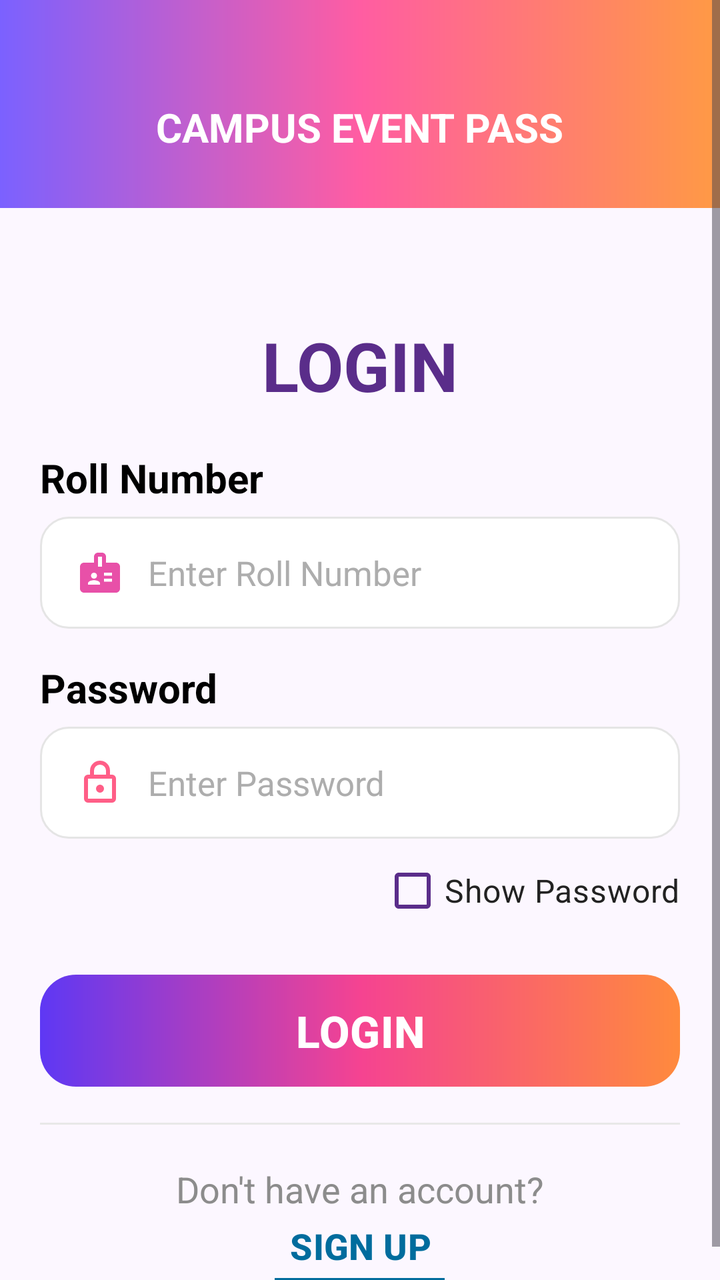
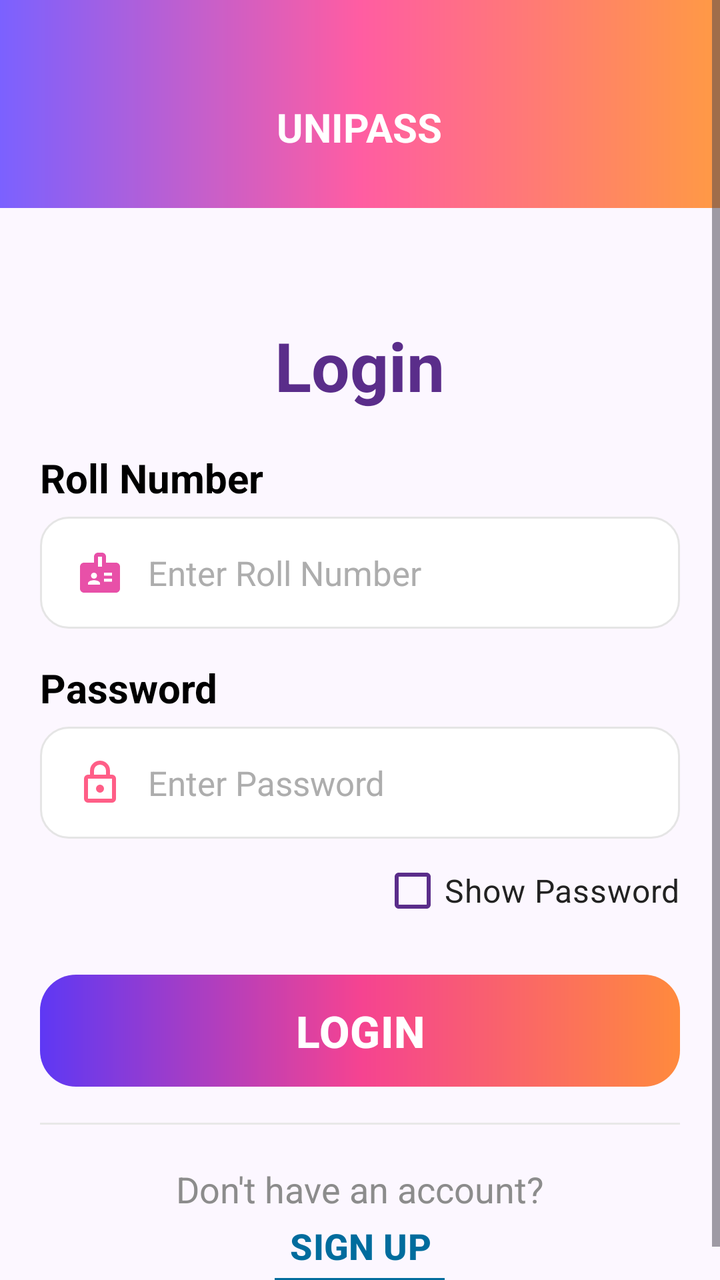

Compare the two renders of this Android layout. The source of the first and the diff that turns it into the second are given below.
<!-- AndroidManifest.xml: application theme Theme.CampusEventPassSystem -->
<!-- res/layout/activity_student_login.xml -->
<?xml version="1.0" encoding="utf-8"?>
<ScrollView xmlns:android="http://schemas.android.com/apk/res/android"
    xmlns:app="http://schemas.android.com/apk/res-auto"
    android:id="@+id/main"
    android:layout_width="match_parent"
    android:layout_height="match_parent"
    android:fillViewport="true"
    android:background="#FCF7FF">

    <LinearLayout
        android:layout_width="match_parent"
        android:layout_height="wrap_content"
        android:orientation="vertical">

        

        <LinearLayout
            android:layout_width="match_parent"
            android:layout_height="104dp"
            android:background="@drawable/gradient_primary"
            android:orientation="vertical">

            <TextView
                android:layout_width="wrap_content"
                android:layout_height="wrap_content"
                android:layout_gravity="center_horizontal"
                android:layout_marginTop="50dp"
                android:text="@string/app_title"
                android:textAllCaps="true"
                android:textColor="@android:color/white"
                android:textStyle="bold"
                android:textSize="20sp"/>
        </LinearLayout>

        

        <TextView
            android:id="@+id/tvStudentLogin"
            android:layout_width="wrap_content"
            android:layout_height="wrap_content"
            android:layout_gravity="center"
            android:layout_marginTop="56dp"
            android:text="@string/login"
            android:textColor="#5A2D8A"
            android:textSize="34sp"
            android:textStyle="bold"/>

        

        <TextView
            android:layout_width="wrap_content"
            android:layout_height="wrap_content"
            android:layout_marginStart="20dp"
            android:layout_marginTop="20dp"
            android:text="@string/roll_number"
            android:textColor="#000000"
            android:textSize="20sp"
            android:textStyle="bold"/>

        <EditText
            android:id="@+id/etRollNumber"
            android:layout_width="match_parent"
            android:layout_height="56dp"
            android:layout_marginHorizontal="20dp"
            android:layout_marginTop="6dp"
            android:background="@drawable/rounded_edittext"
            android:drawableStart="@drawable/baseline_badge_24"
            android:drawablePadding="12dp"
            android:hint="@string/enter_roll_number"
            android:inputType="text"
            android:imeOptions="actionNext"
            android:paddingHorizontal="18dp"
            android:textColor="#000000"
            android:textColorHint="#ADADAD"
            android:textSize="17sp"
            app:drawableTint="#E850A8"/>

        

        <TextView
            android:layout_width="wrap_content"
            android:layout_height="wrap_content"
            android:layout_marginStart="20dp"
            android:layout_marginTop="16dp"
            android:text="@string/password"
            android:textColor="#000000"
            android:textSize="20sp"
            android:textStyle="bold"/>

        <EditText
            android:id="@+id/etPassword"
            android:layout_width="match_parent"
            android:layout_height="56dp"
            android:layout_marginHorizontal="20dp"
            android:layout_marginTop="6dp"
            android:background="@drawable/rounded_edittext"
            android:drawableStart="@drawable/baseline_lock_24"
            android:drawablePadding="12dp"
            android:hint="@string/enter_password"
            android:inputType="textPassword"
            android:paddingHorizontal="18dp"
            android:textColor="#000000"
            android:textColorHint="#ADADAD"
            android:textSize="17sp"
            app:drawableTint="#FF5E87"/>

        

        <CheckBox
            android:id="@+id/cbShowPassword"
            android:layout_width="wrap_content"
            android:layout_height="wrap_content"
            android:layout_gravity="end"
            android:layout_marginTop="2dp"
            android:layout_marginEnd="20dp"
            android:buttonTint="#5A2D8A"
            android:text="@string/show_password"
            android:textColor="#222222"
            android:textSize="16sp"/>

        

        <Button
            android:id="@+id/btnLogin"
            android:layout_width="match_parent"
            android:layout_height="56dp"
            android:layout_marginHorizontal="20dp"
            android:layout_marginTop="18dp"
            android:background="@drawable/gradient_button"
            android:text="@string/login"
            android:textAllCaps="true"
            android:textColor="@android:color/white"
            android:textSize="22sp"
            android:textStyle="bold"
            app:backgroundTint="@null"/>

        

        <View
            android:layout_width="match_parent"
            android:layout_height="1dp"
            android:layout_marginHorizontal="20dp"
            android:layout_marginTop="18dp"
            android:background="#E8E8E8"/>

        

        <TextView
            android:layout_width="wrap_content"
            android:layout_height="wrap_content"
            android:layout_gravity="center"
            android:layout_marginTop="20dp"
            android:text="@string/dont_have_account"
            android:textColor="#8C8C8C"
            android:textSize="18sp"/>

        <Button
            android:id="@+id/btnSignUp"
            android:layout_width="wrap_content"
            android:layout_height="wrap_content"
            android:layout_gravity="center"
            android:background="@android:color/transparent"
            android:minHeight="0dp"
            android:minWidth="0dp"
            android:padding="0dp"
            android:text="@string/sign_up"
            android:textAllCaps="true"
            android:textColor="#006C9D"
            android:textSize="18sp"
            android:textStyle="bold"/>

        <View
            android:layout_width="85dp"
            android:layout_height="2dp"
            android:layout_gravity="center"
            android:background="#006C9D"/>

        <Space
            android:layout_width="match_parent"
            android:layout_height="16dp"/>

    </LinearLayout>

</ScrollView>
<!-- resources referenced by this layout -->
<resources>
  <!-- drawable baseline_badge_24 (drawable) -->
  <vector xmlns:android="http://schemas.android.com/apk/res/android" android:height="24dp" android:tint="#000000" android:viewportHeight="24" android:viewportWidth="24" android:width="24dp">
        
      <path android:fillColor="@android:color/white" android:pathData="M20,7h-5V4c0,-1.1 -0.9,-2 -2,-2h-2C9.9,2 9,2.9 9,4v3H4C2.9,7 2,7.9 2,9v11c0,1.1 0.9,2 2,2h16c1.1,0 2,-0.9 2,-2V9C22,7.9 21.1,7 20,7zM9,12c0.83,0 1.5,0.67 1.5,1.5S9.83,15 9,15s-1.5,-0.67 -1.5,-1.5S8.17,12 9,12zM12,18H6v-0.75c0,-1 2,-1.5 3,-1.5s3,0.5 3,1.5V18zM13,9h-2V4h2V9zM18,16.5h-4V15h4V16.5zM18,13.5h-4V12h4V13.5z"/>
      
  </vector>
  <!-- drawable gradient_button (drawable) -->
  <shape xmlns:android="http://schemas.android.com/apk/res/android">
  
      <gradient
          android:startColor="#5E38F4"
          android:centerColor="#F54391"
          android:endColor="#FF8A3D"
          android:angle="0"
          android:elevation="5dp"/>
  
      <corners android:radius="18dp"/>
  
  
  </shape>
  <!-- drawable gradient_primary (drawable) -->
  <?xml version="1.0" encoding="utf-8"?>
  <shape xmlns:android="http://schemas.android.com/apk/res/android">
  
      <gradient
          android:startColor="@color/primary_purple"
          android:centerColor="@color/primary_pink"
          android:endColor="@color/primary_orange"
          android:angle="0"/>
  
  </shape>
  <!-- drawable rounded_edittext (drawable) -->
  <?xml version="1.0" encoding="utf-8"?>
  <shape xmlns:android="http://schemas.android.com/apk/res/android">
  
      <solid android:color="#FFFFFF"/>
  
      <corners
          android:radius="14dp"/>
  
      <stroke
          android:width="1dp"
          android:color="#E5E5E5"/>
  
  </shape>
  <string name="app_title">Campus Event Pass</string>
  <string name="dont_have_account">Don\'t have an account?</string>
  <string name="enter_password">Enter Password</string>
  <string name="enter_roll_number">Enter Roll Number</string>
  <string name="login">LOGIN</string>
  <string name="password">Password</string>
  <string name="roll_number">Roll Number</string>
  <string name="show_password">Show Password</string>
  <string name="sign_up">SIGN UP</string>
  <style name="Theme.CampusEventPassSystem" parent="Base.Theme.CampusEventPassSystem" />
  <color name="primary_purple">#7B61FF</color>
  <color name="primary_pink">#FF5DA2</color>
  <color name="primary_orange">#FF9A44</color>
  <style name="Base.Theme.CampusEventPassSystem" parent="Theme.Material3.DayNight.NoActionBar">
  
          <item name="android:statusBarColor">@color/primary_purple</item>
  
          <item name="android:navigationBarColor">@color/primary_purple</item>
  
          <item name="android:windowLightStatusBar">false</item>
  
          <item name="popupMenuStyle">@style/PopupMenuStyle</item>
  
      </style>
  <style name="PopupMenuStyle" parent="Widget.AppCompat.PopupMenu">
          <item name="android:popupBackground">@drawable/popup_bg</item>
      </style>
  <!-- drawable popup_bg (drawable) -->
  <shape xmlns:android="http://schemas.android.com/apk/res/android">
  
      <solid android:color="#FEF8FB"/>
  
      <corners android:radius="18dp"/>
  
  </shape>
  <!-- unchanged entries left out for length: 1 -->
</resources>

<!-- the commit's change to res/layout/activity_student_login.xml (unified diff, before → after) -->
@@ -7,18 +7,20 @@
     android:fillViewport="true"
     android:background="#FCF7FF">
 
+    
+
     <LinearLayout
         android:layout_width="match_parent"
         android:layout_height="wrap_content"
         android:orientation="vertical">
-
-        
 
         <LinearLayout
             android:layout_width="match_parent"
             android:layout_height="104dp"
             android:background="@drawable/gradient_primary"
             android:orientation="vertical">
+
+            
 
             <TextView
                 android:layout_width="wrap_content"
@@ -154,6 +156,8 @@
             android:textColor="#8C8C8C"
             android:textSize="18sp"/>
 
+        
+
         <Button
             android:id="@+id/btnSignUp"
             android:layout_width="wrap_content"
<!-- resource entries referenced after the edit -->
@@ -45,15 +45,15 @@
           android:color="#E5E5E5"/>
   
   </shape>
-  <string name="app_title">Campus Event Pass</string>
+  <string name="app_title">UniPass</string>
   <string name="dont_have_account">Don\'t have an account?</string>
   <string name="enter_password">Enter Password</string>
   <string name="enter_roll_number">Enter Roll Number</string>
-  <string name="login">LOGIN</string>
+  <string name="login">Login</string>
   <string name="password">Password</string>
   <string name="roll_number">Roll Number</string>
   <string name="show_password">Show Password</string>
-  <string name="sign_up">SIGN UP</string>
+  <string name="sign_up">Sign Up</string>
   <style name="Theme.CampusEventPassSystem" parent="Base.Theme.CampusEventPassSystem" />
   <color name="primary_purple">#7B61FF</color>
   <color name="primary_pink">#FF5DA2</color>
